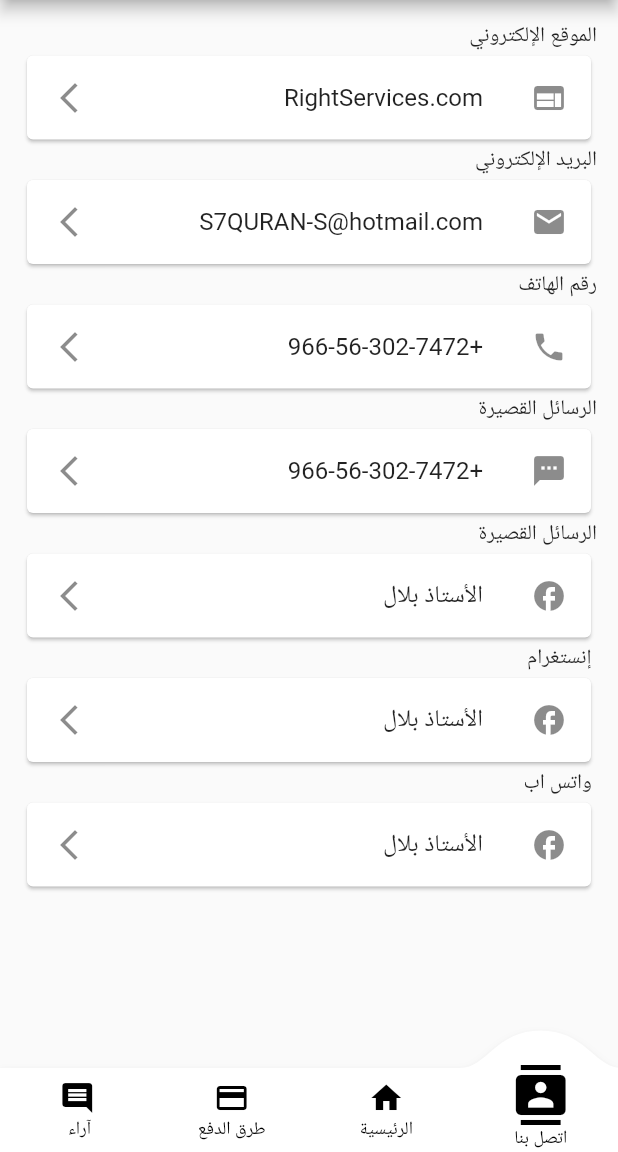
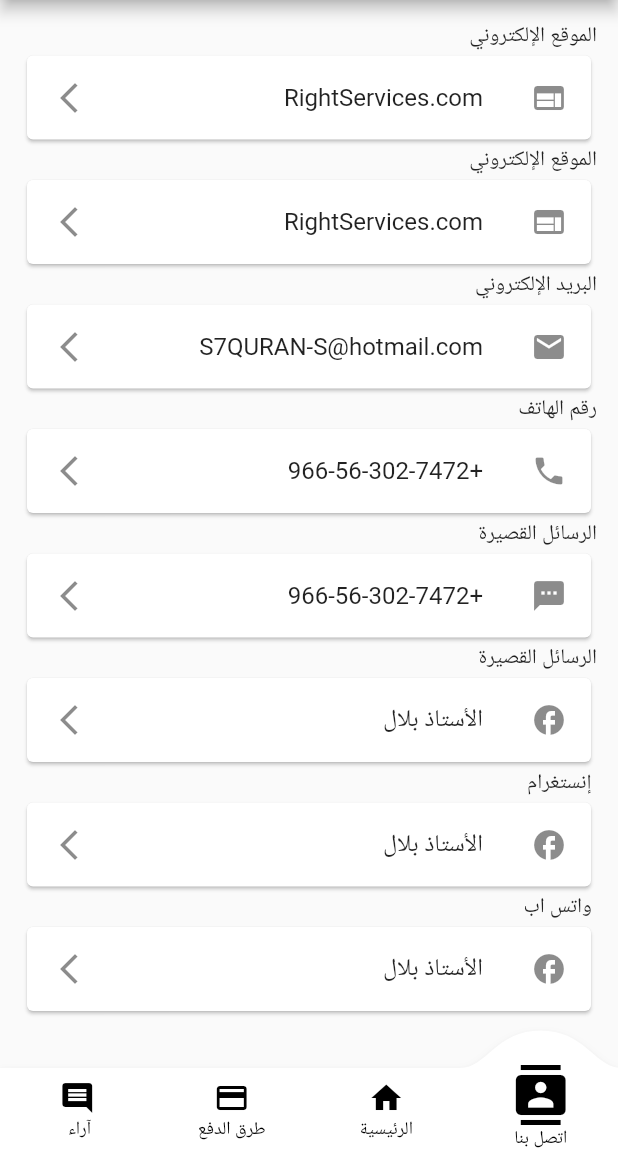
Before and after one commit to developython14/dashbared_hack_elbac, a Flutter app: the screen it shows after launch, after a tap on "RightServices.com", on a phone screen of 412 x 824 dp, the part 84-1236 px from its top. Run offline on Flutter 3.47's test engine with Material 2 defaults, Android fonts, the phone set to English and light mode, and no system bars; drawn by our look-alikes of convex_bottom_bar; our stand-ins replace accordion, carousel_slider, device_info_plus, file_picker, getwidget, google_fonts and 2 more; missing offline and left inert: clipboard, flutter_windowmanager, palestine_trusted_device, responsive_table; network calls fail; Roboto replaces fonts that are missing (Cairo).

Commit message:
work on admin panel

```diff
--- a/lib/screens/landing/contact/contact.dart
+++ b/lib/screens/landing/contact/contact.dart
@@ -1,6 +1,5 @@
 import 'package:flutter/material.dart';
 import 'package:url_launcher/url_launcher.dart';
-
 import 'package:flutter/foundation.dart';
 
 final Uri _url_email =
@@ -33,6 +32,14 @@ Future<void> _launchUrl_sms() async {
   }
 }
 
+Future<void> _launchUrl_url(type, data) async {
+  String url = type + data;
+  final Uri url_launcher = Uri.parse(url);
+  if (!await launchUrl(url_launcher)) {
+    throw 'Could not launch $_url_sms';
+  }
+}
+
 class contatc extends StatelessWidget {
   const contatc({Key? key}) : super(key: key);
 
@@ -53,6 +60,24 @@ class contatc extends StatelessWidget {
             child: Column(
               crossAxisAlignment: CrossAxisAlignment.start,
               children: [
+                Container(
+                  child: Column(
+                    crossAxisAlignment: CrossAxisAlignment.start,
+                    children: [
+                      Text('الموقع الإلكتروني'),
+                      Card(
+                          child: ListTile(
+                        onTap: () {
+                          _launchUrl_url(
+                              '', 'https://github.com/developython14');
+                        },
+                        leading: Icon(Icons.web),
+                        title: Text('RightServices.com'),
+                        trailing: Icon(Icons.arrow_forward_ios),
+                      )),
+                    ],
+                  ),
+                ),
                 Text('الموقع الإلكتروني'),
                 Card(
                     child: ListTile(
```
